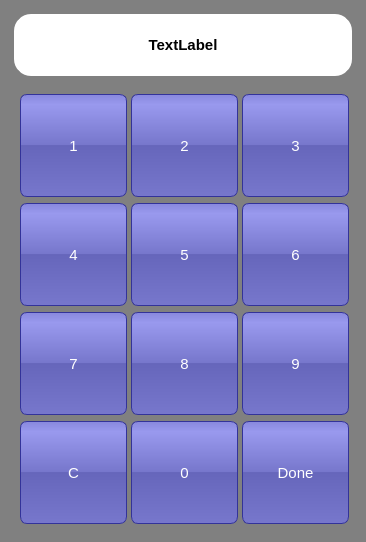
eguzki/penyamanager, file penyamanager/commons/numitemdialog.ui: the form before one commit.
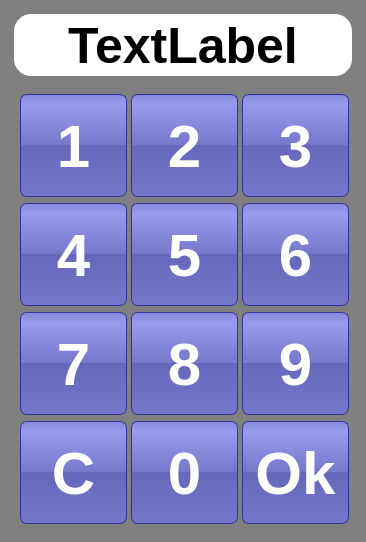
The form after the commit. Icons and pictures are not drawn.

Commit message: numitemdialog look and feel

```diff
--- a/penyamanager/commons/numitemdialog.ui
+++ b/penyamanager/commons/numitemdialog.ui
@@ -46,7 +46,7 @@
 
 #numDisplayLabel {
 font-weight: bold;
-font-size: 15px;
+font-size: 50px;
 }
 
 QToolButton {
@@ -57,7 +57,8 @@
 border-style: solid;
 border-radius: 7;
 padding: 3px;
-font-size: 15px;
+font-size: 60px;
+font: bold;
 padding-left: 5px;
 padding-right: 5px;
 min-width: 95px;
@@ -241,7 +242,7 @@
          </size>
         </property>
         <property name="text">
-         <string>Done</string>
+         <string>Ok</string>
         </property>
        </widget>
       </item>
```
